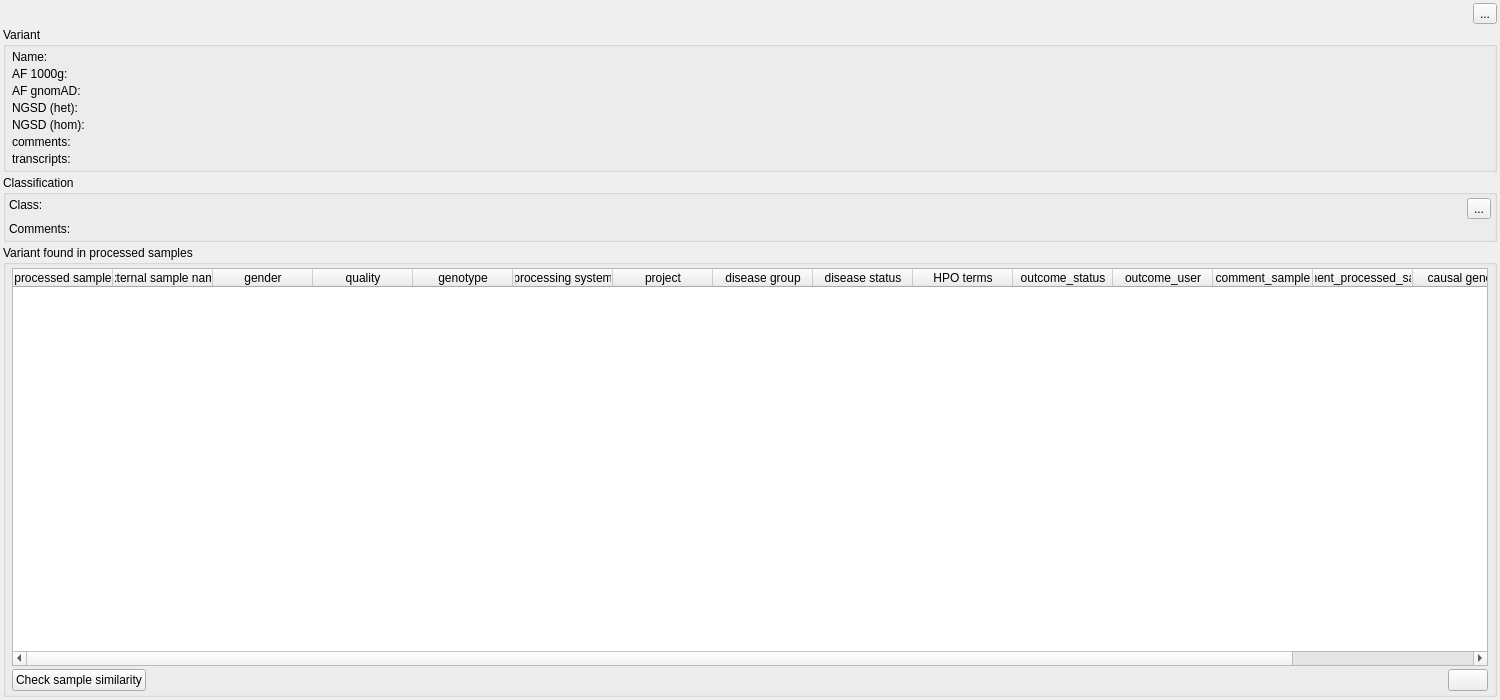
imgag/ngs-bits, file src/GSvar/VariantWidget.ui: the form before one commit.
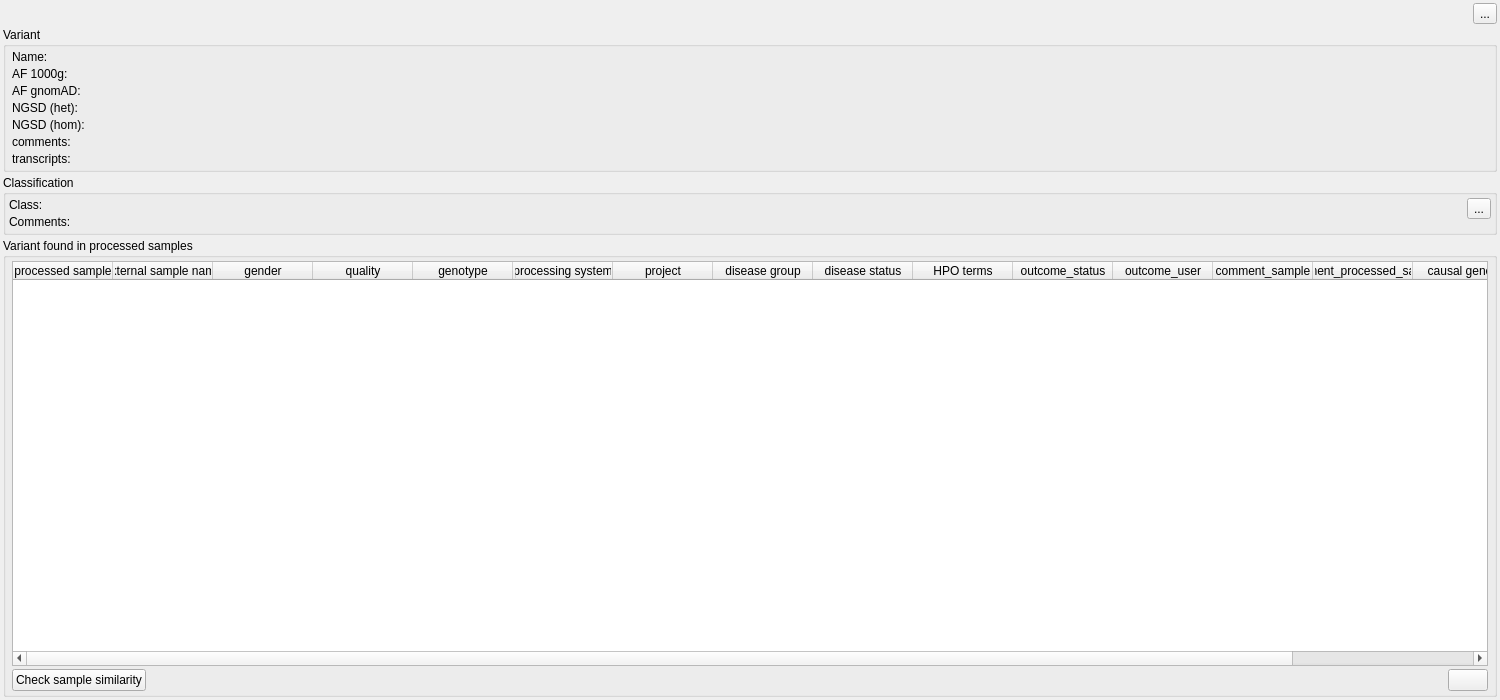
The form after the commit. Icons and pictures are not drawn.

Commit message: GSvar - variant tab: added report configuration comments to table; Added question to user if too many variants are in NGSD and displaying them might be slow.

The edit to the form file:
```diff
--- a/src/GSvar/VariantWidget.ui
+++ b/src/GSvar/VariantWidget.ui
@@ -259,13 +259,22 @@
    </item>
    <item>
     <widget class="QGroupBox" name="groupBox_3">
+     <property name="sizePolicy">
+      <sizepolicy hsizetype="Preferred" vsizetype="Preferred">
+       <horstretch>0</horstretch>
+       <verstretch>0</verstretch>
+      </sizepolicy>
+     </property>
      <property name="title">
       <string>Classification</string>
      </property>
      <property name="flat">
       <bool>true</bool>
      </property>
-     <layout class="QGridLayout" name="gridLayout" columnstretch="0,1,0">
+     <layout class="QHBoxLayout" name="horizontalLayout_4" stretch="1,0">
+      <property name="spacing">
+       <number>3</number>
+      </property>
       <property name="leftMargin">
        <number>3</number>
       </property>
@@ -278,7 +287,12 @@
       <property name="bottomMargin">
        <number>3</number>
       </property>
-      <property name="spacing">
+      <item>
+       <layout class="QFormLayout" name="formLayout_2">
+        <property name="horizontalSpacing">
+         <number>3</number>
+        </property>
+        <property name="verticalSpacing">
        <number>3</number>
       </property>
       <item row="0" column="0">
@@ -291,6 +305,16 @@
         </property>
        </widget>
       </item>
+        <item row="1" column="0">
+         <widget class="QLabel" name="label_3">
+          <property name="text">
+           <string>Comments:</string>
+          </property>
+          <property name="alignment">
+           <set>Qt::AlignLeading|Qt::AlignLeft|Qt::AlignTop</set>
+          </property>
+         </widget>
+        </item>
       <item row="0" column="1">
        <widget class="QLabel" name="classification">
         <property name="text">
@@ -301,7 +325,24 @@
         </property>
        </widget>
       </item>
-      <item row="0" column="2">
+        <item row="1" column="1">
+         <widget class="QLabel" name="classification_comment">
+          <property name="text">
+           <string/>
+          </property>
+          <property name="wordWrap">
+           <bool>true</bool>
+          </property>
+          <property name="textInteractionFlags">
+           <set>Qt::LinksAccessibleByMouse|Qt::TextSelectableByMouse</set>
+          </property>
+         </widget>
+        </item>
+       </layout>
+      </item>
+      <item>
+       <layout class="QVBoxLayout" name="verticalLayout_3">
+        <item>
        <widget class="QToolButton" name="class_btn">
         <property name="toolTip">
          <string>Edit classifification.</string>
@@ -315,28 +356,20 @@
         </property>
        </widget>
       </item>
-      <item row="1" column="0">
-       <widget class="QLabel" name="label_3">
-        <property name="text">
-         <string>Comments:</string>
-        </property>
-        <property name="alignment">
-         <set>Qt::AlignLeading|Qt::AlignLeft|Qt::AlignTop</set>
-        </property>
-       </widget>
-      </item>
-      <item row="1" column="1">
-       <widget class="QLabel" name="classification_comment">
-        <property name="text">
-         <string/>
-        </property>
-        <property name="wordWrap">
-         <bool>true</bool>
-        </property>
-        <property name="textInteractionFlags">
-         <set>Qt::LinksAccessibleByMouse|Qt::TextSelectableByMouse</set>
-        </property>
-       </widget>
+        <item>
+         <spacer name="verticalSpacer">
+          <property name="orientation">
+           <enum>Qt::Vertical</enum>
+          </property>
+          <property name="sizeHint" stdset="0">
+           <size>
+            <width>1</width>
+            <height>1</height>
+           </size>
+          </property>
+         </spacer>
+        </item>
+       </layout>
       </item>
      </layout>
     </widget>
```
Lines whose indentation alone changed are shown as unchanged. The commit also changes 3 other files.
